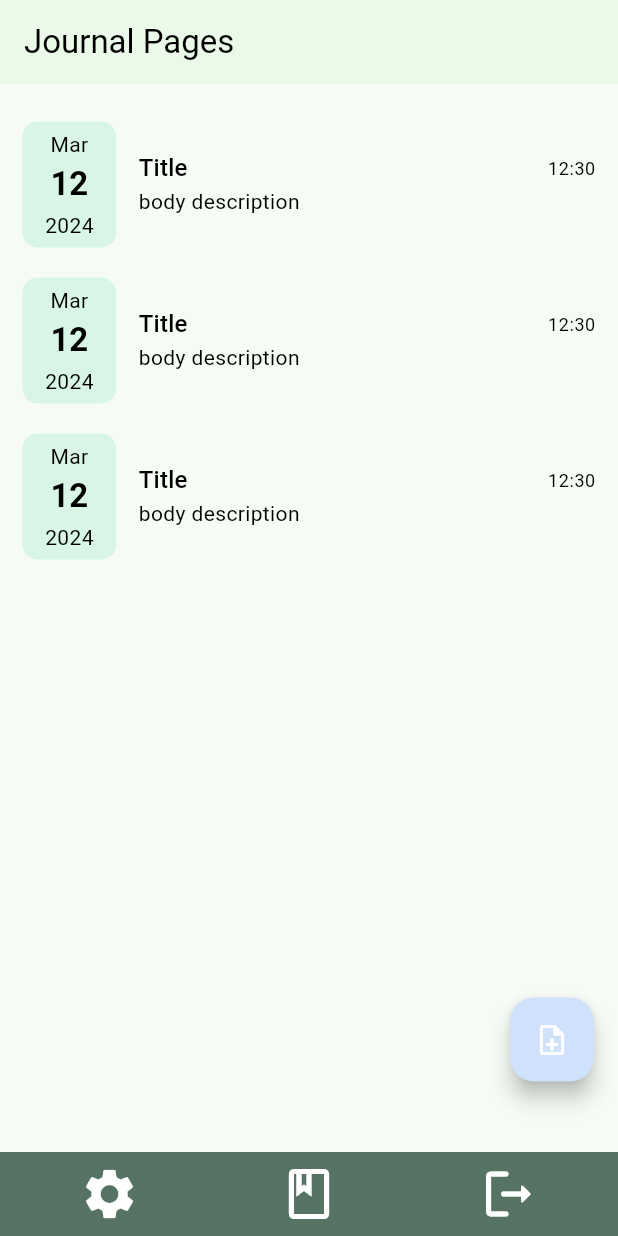
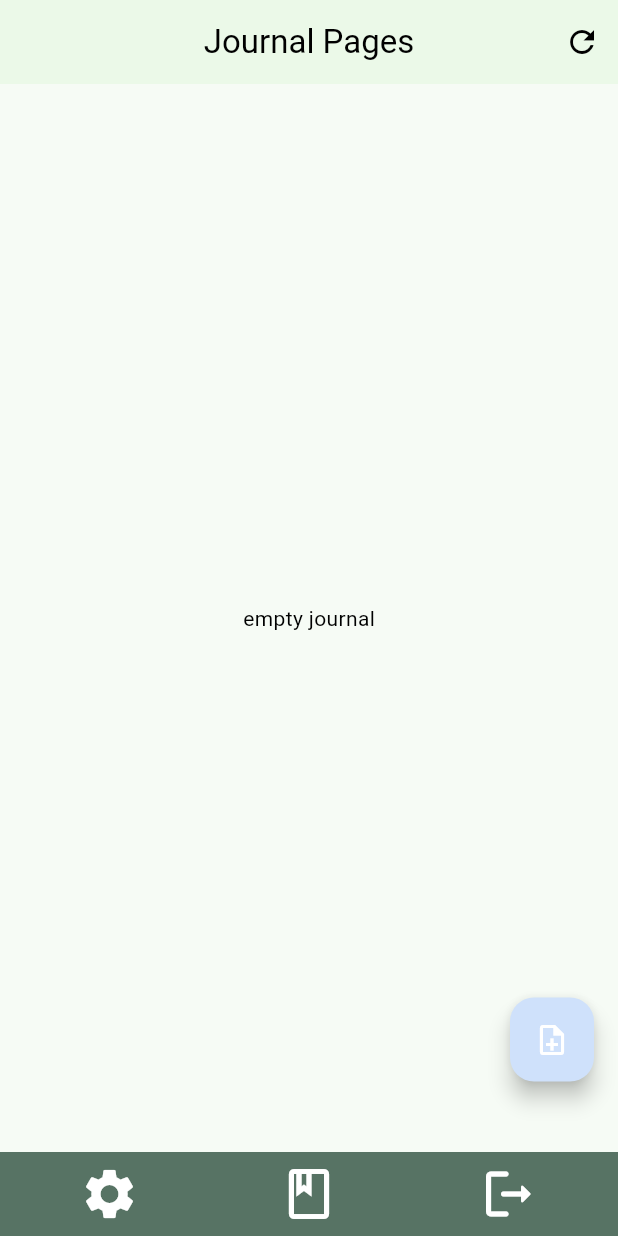
Before and after one commit to Palpeleno/CSC4360MAD_PWs, a Flutter app: the screen it shows after launch, on a phone screen of 412 x 824 dp. Run offline on Flutter 3.47's test engine with Material 3 defaults, Android fonts, the phone set to English and light mode, and no system bars; our stand-ins replace firebase_auth, firebase_core, google_fonts, sqflite, sqflite_common; accounts and stored records are empty.

Commit message:
included more helper functions in databse, created pass through for MyPage object class to mapp, so it can display on jounral page, included update method and now working on delete method/ button, dont forget to add images

```diff
--- a/katoria_jmt/lib/view/home/item_page.dart
+++ b/katoria_jmt/lib/view/home/item_page.dart
@@ -1,14 +1,28 @@
 // ignore_for_file: prefer_const_literals_to_create_immutables, prefer_const_constructors
 
 import 'package:flutter/material.dart';
+import 'package:intl/intl.dart';
 import 'package:katoria_jmt/common/color_extension.dart';
+import 'package:katoria_jmt/view/home/addnewpage_view.dart';
+import 'package:katoria_jmt/view/model/page.dart';
 
 class ItemPage extends StatelessWidget {
-  const ItemPage({super.key});
+  const ItemPage({super.key, required this.page});
+  final MyPage page;
 
   @override
   Widget build(BuildContext context) {
-    return Container(
+    return GestureDetector(
+      onTap: () {
+        // we need to pass the current page inside the build context of this screen
+        Navigator.push(
+            context,
+            MaterialPageRoute(
+                builder: (context) => AddPage(
+                      page: page,
+                    )));
+      },
+      child: Container(
         margin: EdgeInsets.symmetric(vertical: 10),
         child: Row(
           children: [
@@ -21,17 +35,21 @@ class ItemPage extends StatelessWidget {
               child: Column(
                 children: [
                   Text(
-                  'Mar',
+                    // 'Mar',
+                    DateFormat(DateFormat.ABBR_MONTH).format(page.createdAt),
                     style: TextStyle(color: TColor.tertiaryText),
                   ),
                   SizedBox(height: 3),
-                Text('12',
+                  Text(
+                      // '12',
+                      DateFormat(DateFormat.DAY).format(page.createdAt),
                       style: Theme.of(context).textTheme.titleLarge?.copyWith(
                           color: TColor.tertiaryText,
                           fontWeight: FontWeight.bold)),
                   SizedBox(height: 3),
                   Text(
-                  '2024',
+                    // '2024',
+                    page.createdAt.year.toString(),
                     style: TextStyle(color: TColor.tertiaryText),
                   )
                 ],
@@ -47,20 +65,24 @@ class ItemPage extends StatelessWidget {
                   children: [
                     Expanded(
                       child: Text(
-                      'Title',
+                        // 'Title',
+                        page.title,
                         style: Theme.of(context).textTheme.titleMedium,
                         maxLines: 1,
                         overflow: TextOverflow.ellipsis,
                       ),
                     ),
                     Text(
-                    "12:30",
+                      // "12:30pm",
+                      DateFormat(DateFormat.HOUR_MINUTE_SECOND)
+                          .format(page.createdAt),
                       style: Theme.of(context).textTheme.bodySmall,
                     )
                   ],
                 ),
                 Text(
-                'body description',
+                  // 'body description',
+                  page.description,
                   style: TextStyle(
                     fontWeight: FontWeight.w400,
                     height: 1.5,
@@ -72,6 +94,7 @@ class ItemPage extends StatelessWidget {
             ))
           ],
         ),
+      ),
     );
   }
 }
--- a/katoria_jmt/lib/view/home/journal_entries.dart
+++ b/katoria_jmt/lib/view/home/journal_entries.dart
@@ -7,12 +7,17 @@ import 'package:katoria_jmt/view/home/addnewpage_view.dart';
 import 'package:katoria_jmt/view/home/item_page.dart';
 import 'package:katoria_jmt/view/model/page.dart';
 
+import 'package:path/path.dart';
 import 'package:sqflite/sqflite.dart';
-import 'package:sqflite_common/sqlite_api.dart';
 
-class JounralView extends StatelessWidget {
-  JounralView({Key? key});
+class JournalView extends StatefulWidget {
+  JournalView({super.key});
 
+  @override
+  State<JournalView> createState() => _JournalViewState();
+}
+
+class _JournalViewState extends State<JournalView> {
   @override
   Widget build(BuildContext context) {
     return Scaffold(
@@ -21,18 +26,39 @@ class JounralView extends StatelessWidget {
           "Journal Pages",
           style: TextStyle(color: TColor.tertiaryText),
         ),
+        centerTitle: true,
+        actions: [
+          IconButton(
+              onPressed: () => setState(() {}),
+              icon: Icon(Icons.refresh_outlined))
+        ],
         backgroundColor: Theme.of(context).colorScheme.onBackground,
       ),
       backgroundColor: Theme.of(context).colorScheme.background,
+      //  ListView(
+      //   padding: EdgeInsets.all(15),
+      //   children: [
+      //     ItemPage(),
+      //     ItemPage(),
+      // ItemPage(),
+      //   ],
+      // ),
 
       //  new body
-      body: ListView(
-        padding: EdgeInsets.all(15),
-        children: [
-          ItemPage(),
-          ItemPage(),
-          ItemPage(),
-        ],
+      body: FutureBuilder(
+        future: PageRepository.getPages(),
+        builder: (context, snapshot) {
+          if (snapshot.connectionState == ConnectionState.done) {
+            if (snapshot.data == null || snapshot.data!.isEmpty) {
+              return Center(child: Text("empty journal"));
+            }
+            return ListView(
+              padding: EdgeInsets.all(15),
+              children: [for (var page in snapshot.data!) ItemPage(page: page)],
+            );
+          }
+          return SizedBox();
+        },
       ),
 
       floatingActionButton: FloatingActionButton(
--- a/katoria_jmt/lib/view/home/main_tab_view.dart
+++ b/katoria_jmt/lib/view/home/main_tab_view.dart
@@ -26,7 +26,7 @@ class _MainTabViewState extends State<MainTabView> {
   int selectTab = 0;
   // TODO perhaps have a landing page aka welcome screen for user that
   //shows calender of mood tracker
-  Widget currentTabView = JounralView();
+  Widget currentTabView = JournalView();
   bool isNavigationBarVisible = true;
   @override
   Widget build(BuildContext context) {
@@ -48,7 +48,7 @@ class _MainTabViewState extends State<MainTabView> {
               ),
               buildTabIconButton(
                 Icons.book_outlined,
-                JounralView(),
+                JournalView(),
                 3,
                 "Journal",
               ),
@@ -85,7 +85,7 @@ class _MainTabViewState extends State<MainTabView> {
           // TODO omit animations to journal tab
           setState(() {
             selectTab = 3;
-            currentTabView = JounralView();
+            currentTabView = JournalView();
           });
         } else {
           // Handle tab changes with animations
--- a/katoria_jmt/pubspec.yaml
+++ b/katoria_jmt/pubspec.yaml
@@ -19,6 +19,7 @@ dependencies:
   sqflite: ^2.3.0
   path: ^1.8.0
   provider: ^6.1.2
+  intl: ^0.19.0
 
 dev_dependencies:
   flutter_test:
```
Also changed, not shown: katoria_jmt/lib/db/page_database.dart (+31 -11 lines), katoria_jmt/lib/main.dart (+9 -9 lines), katoria_jmt/lib/view/home/addnewpage_view.dart (+36 -18 lines), 2 other files. Lines whose indentation alone changed are shown as unchanged.
